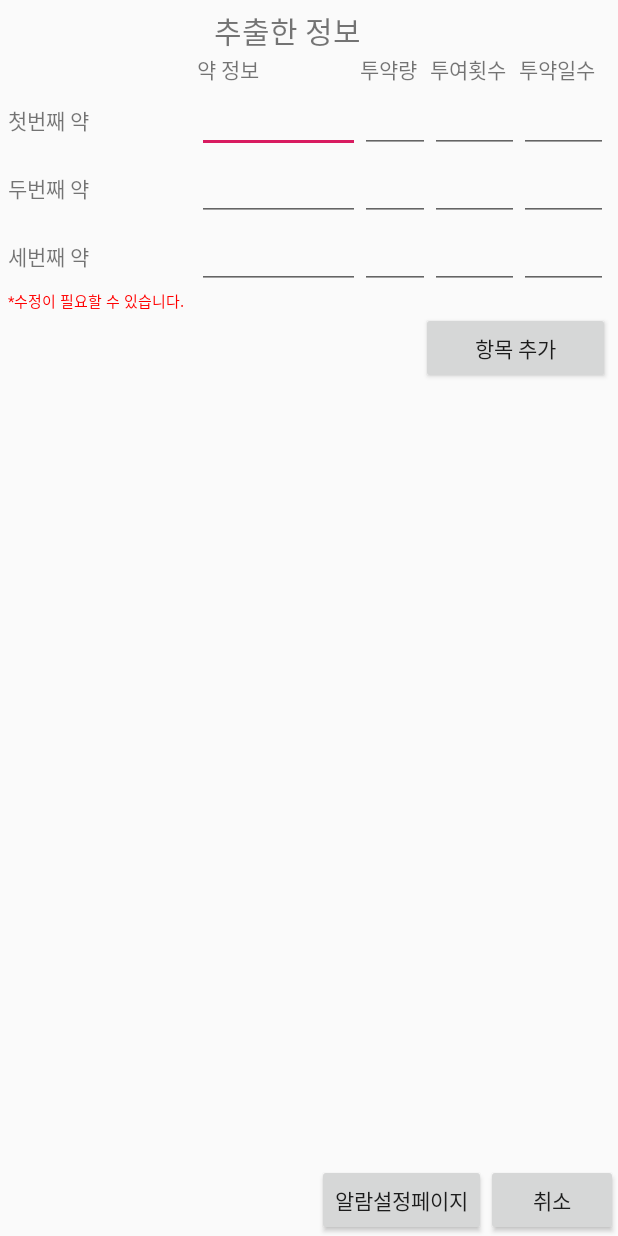
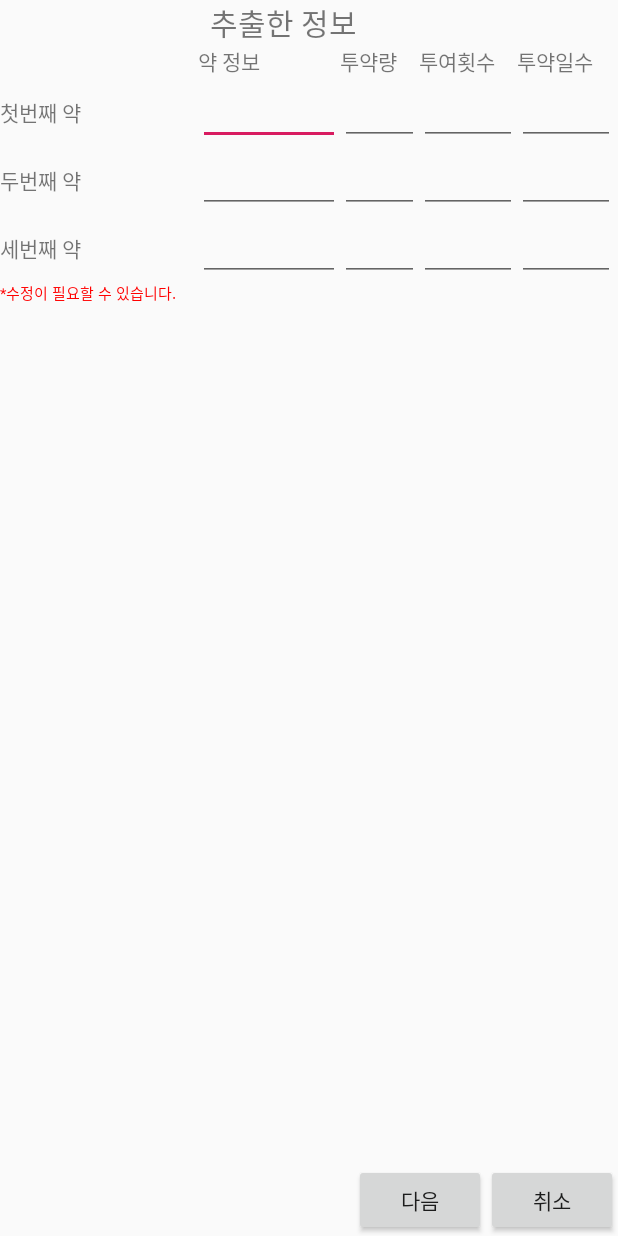
Before and after one commit to LeeGyeongHwan/WhereDoesItHurt, an Android app: the ResultOfVision screen opened directly, with no data from a screen before it, on a phone screen of 412 x 824 dp. Run offline under Robolectric (Android 15) with nearby library versions, the phone set to English and light mode, and no system bars; 13 statements that could not run were skipped.

```diff
--- a/app/src/main/res/layout/vision_analysis.xml
+++ b/app/src/main/res/layout/vision_analysis.xml
@@ -19,7 +19,6 @@
             android:layout_height="wrap_content"
             android:orientation="vertical"
             android:stretchColumns="*"
-            android:layout_margin="5dp"
             >
             <TableRow
                 android:gravity="center"
@@ -74,7 +73,7 @@
                     android:id="@+id/analysis_edit1_1"
                     android:layout_width="wrap_content"
                     android:layout_height="wrap_content"
-                    android:width="100dp"
+                    android:width="80dp"
 
                     />
                 <EditText
@@ -175,14 +174,6 @@
                     android:layout_width="wrap_content"
                     />
             </TableRow>
-            <TableRow
-                android:gravity="right"
-                >
-                <Button
-                    android:layout_width="wrap_content"
-                    android:layout_height="wrap_content"
-                    android:text="항목 추가" />
-            </TableRow>
 
 
         </TableLayout>
@@ -201,7 +192,7 @@
             android:id="@+id/button1"
             android:layout_width="wrap_content"
             android:layout_height="wrap_content"
-            android:text="알람설정페이지"
+            android:text="다음"
             />
 
         <Button
```
